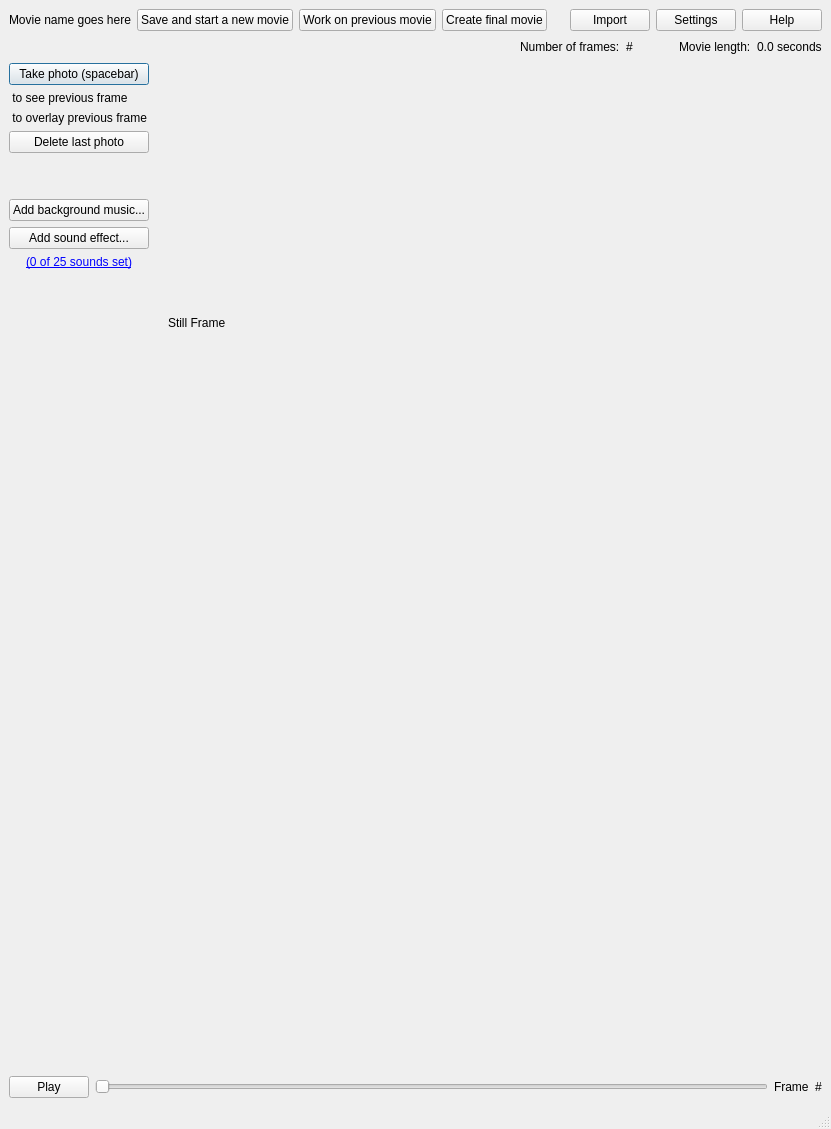
Qt form stopmotionanimation.ui (chennes/Stop_Motion_Animation) before a commit.
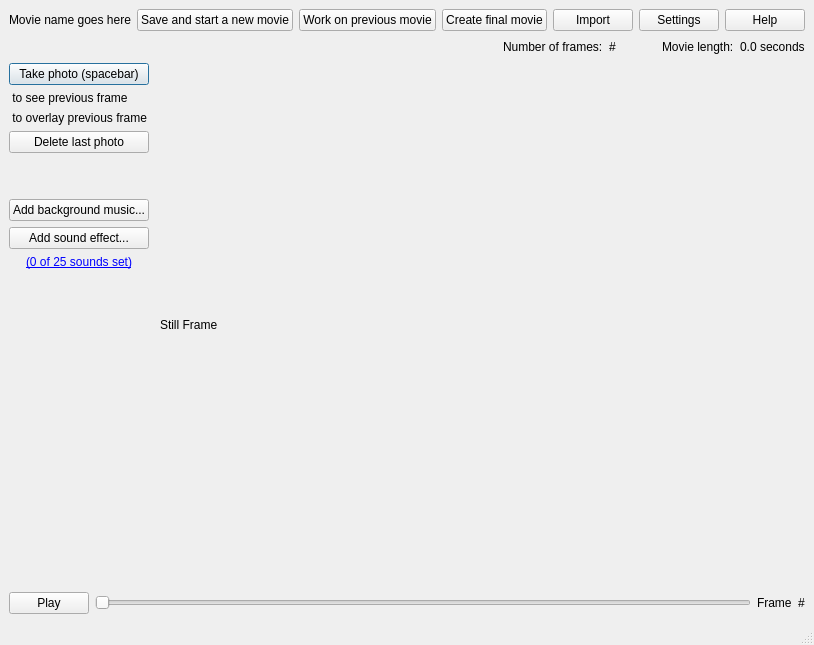
The same form after that commit. Custom widgets are drawn as their Qt base class.

Commit message:
Fix issue with viewfinder display
There were a few bugs in the 4.1.0 release. This fixes the viewfinder
display issue, as well as finally resolving the extra padding around the
image in the interface's default state.

Patch:
```diff
--- a/stopmotionanimation.ui
+++ b/stopmotionanimation.ui
@@ -6,8 +6,8 @@
    <rect>
     <x>0</x>
     <y>0</y>
-    <width>831</width>
-    <height>1129</height>
+    <width>813</width>
+    <height>645</height>
    </rect>
   </property>
   <property name="windowTitle">
@@ -180,6 +180,9 @@
     </item>
     <item>
      <layout class="QHBoxLayout" name="horizontalLayout">
+      <property name="spacing">
+       <number>6</number>
+      </property>
       <item>
        <layout class="QVBoxLayout" name="verticalLayout">
         <item>
@@ -299,7 +302,7 @@
         </property>
         <property name="sizeHint" stdset="0">
          <size>
-          <width>40</width>
+          <width>0</width>
           <height>20</height>
          </size>
         </property>
@@ -308,14 +311,14 @@
       <item>
        <layout class="QVBoxLayout" name="verticalLayout_3">
         <item>
-         <spacer name="verticalSpacer_4">
+         <spacer name="verticalSpacer_2">
           <property name="orientation">
            <enum>Qt::Vertical</enum>
           </property>
           <property name="sizeHint" stdset="0">
            <size>
-            <width>20</width>
-            <height>40</height>
+            <width>0</width>
+            <height>0</height>
            </size>
           </property>
          </spacer>
@@ -349,36 +352,14 @@
          </widget>
         </item>
         <item>
-         <widget class="QCameraViewfinder" name="cameraViewfinder" native="true">
-          <property name="enabled">
-           <bool>true</bool>
-          </property>
-          <property name="sizePolicy">
-           <sizepolicy hsizetype="Preferred" vsizetype="Preferred">
-            <horstretch>0</horstretch>
-            <verstretch>0</verstretch>
-           </sizepolicy>
-          </property>
-          <property name="minimumSize">
-           <size>
-            <width>640</width>
-            <height>480</height>
-           </size>
-          </property>
-          <property name="toolTipDuration">
-           <number>0</number>
-          </property>
-         </widget>
-        </item>
-        <item>
-         <spacer name="verticalSpacer_2">
+         <spacer name="verticalSpacer_4">
           <property name="orientation">
            <enum>Qt::Vertical</enum>
           </property>
           <property name="sizeHint" stdset="0">
            <size>
-            <width>20</width>
-            <height>40</height>
+            <width>0</width>
+            <height>0</height>
            </size>
           </property>
          </spacer>
@@ -392,7 +373,7 @@
         </property>
         <property name="sizeHint" stdset="0">
          <size>
-          <width>40</width>
+          <width>0</width>
           <height>20</height>
          </size>
         </property>
@@ -450,12 +431,6 @@
   <widget class="QStatusBar" name="statusbar"/>
  </widget>
  <customwidgets>
-  <customwidget>
-   <class>QCameraViewfinder</class>
-   <extends>QWidget</extends>
-   <header>QtMultimediaWidgets/QCameraViewfinder</header>
-   <container>1</container>
-  </customwidget>
   <customwidget>
    <class>MovieFrameSlider</class>
    <extends>QSlider</extends>
```
Left out of the diff: 4 changed lines with no effect on the pictures. The commit also changes 4 other files.
